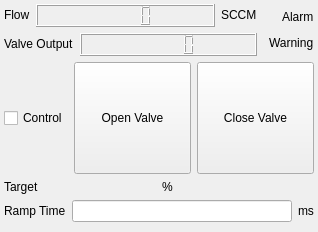
Old version of the form modules/flowcontroller/core/flowcontrollerform.ui in the repository northriv/KAME.
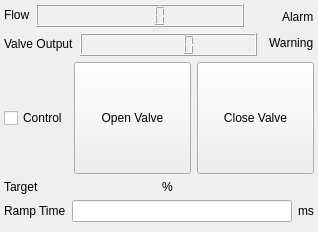
New version of the form. Custom widgets are drawn as their Qt base class.

```diff
--- a/modules/flowcontroller/core/flowcontrollerform.ui
+++ b/modules/flowcontroller/core/flowcontrollerform.ui
@@ -59,7 +59,7 @@
              </sizepolicy>
             </property>
             <property name="text">
-             <string>SCCM</string>
+             <string/>
             </property>
             <property name="wordWrap">
              <bool>false</bool>
```
